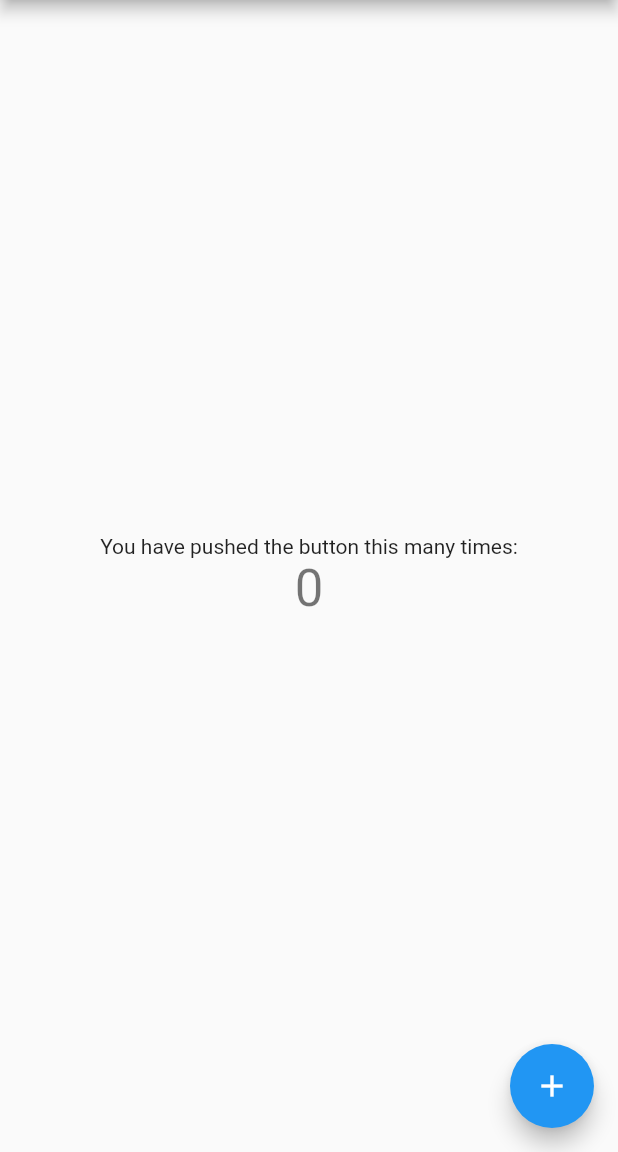
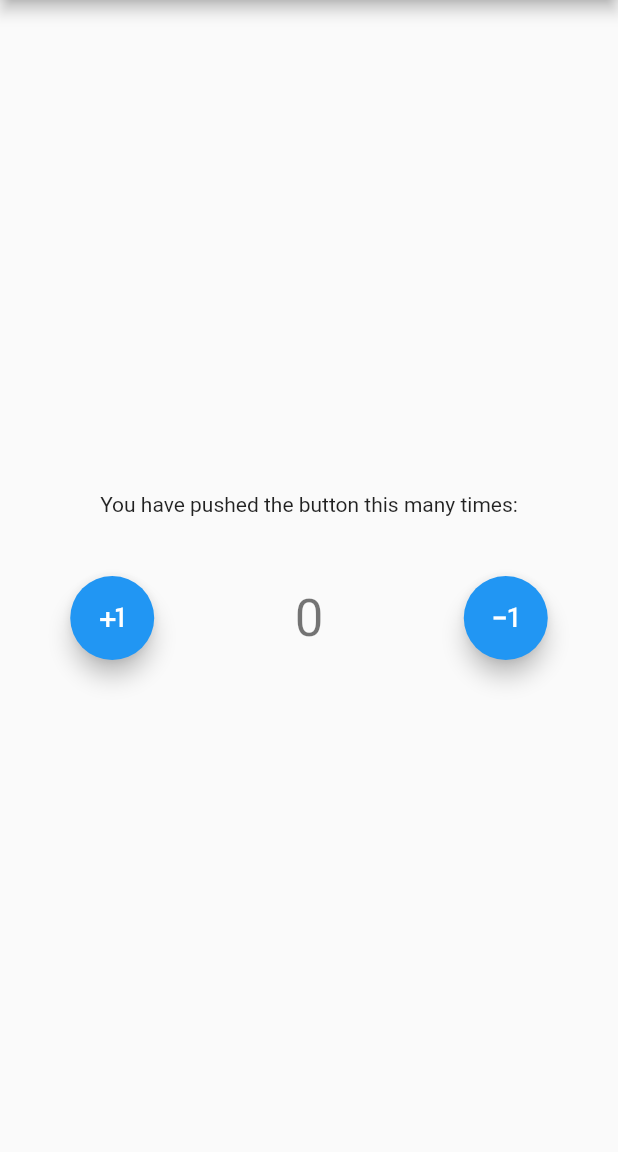
Before and after one commit to AshishSingh2001/bloc, a Flutter app: the screen it shows after launch, on a phone screen of 412 x 824 dp, the part 84-1236 px from its top. Run offline on Flutter 3.47's test engine with Material 2 defaults, Android fonts, the phone set to English and light mode, and no system bars; our stand-ins replace bloc, flutter_bloc.

Commit message:
counter cubit

```diff
--- /dev/null
+++ b/bloc_counter/lib/cubit/counter_cubit.dart
@@ -0,0 +1,8 @@
+import 'package:bloc/bloc.dart';
+
+class CounterCubit extends Cubit<int> {
+  CounterCubit() : super(0);
+
+  void increment() => emit(state + 1);
+  void decrement() => emit(state - 1);
+}
--- a/bloc_counter/lib/main.dart
+++ b/bloc_counter/lib/main.dart
@@ -1,43 +1,31 @@
+import 'dart:developer';
+
+import 'package:bloc_counter/cubit/counter_cubit.dart';
 import 'package:flutter/material.dart';
+import 'package:flutter_bloc/flutter_bloc.dart';
 
 void main() {
   runApp(MyApp());
 }
 
 class MyApp extends StatelessWidget {
-  // This widget is the root of your application.
   @override
   Widget build(BuildContext context) {
-    return MaterialApp(
+    return BlocProvider<CounterCubit>(
+      create: (context) => CounterCubit(),
+      child: MaterialApp(
         title: 'Flutter Demo',
         theme: ThemeData(
-        // This is the theme of your application.
-        //
-        // Try running your application with "flutter run". You'll see the
-        // application has a blue toolbar. Then, without quitting the app, try
-        // changing the primarySwatch below to Colors.green and then invoke
-        // "hot reload" (press "r" in the console where you ran "flutter run",
-        // or simply save your changes to "hot reload" in a Flutter IDE).
-        // Notice that the counter didn't reset back to zero; the application
-        // is not restarted.
           primarySwatch: Colors.blue,
         ),
         home: MyHomePage(title: 'Flutter Demo Home Page'),
+      ),
     );
   }
 }
 
 class MyHomePage extends StatefulWidget {
   MyHomePage({Key? key, required this.title}) : super(key: key);
-
-  // This widget is the home page of your application. It is stateful, meaning
-  // that it has a State object (defined below) that contains fields that affect
-  // how it looks.
-
-  // This class is the configuration for the state. It holds the values (in this
-  // case the title) provided by the parent (in this case the App widget) and
-  // used by the build method of the State. Fields in a Widget subclass are
-  // always marked "final".
 
   final String title;
 
@@ -46,68 +34,50 @@ class MyHomePage extends StatefulWidget {
 }
 
 class _MyHomePageState extends State<MyHomePage> {
-  int _counter = 0;
-
-  void _incrementCounter() {
-    setState(() {
-      // This call to setState tells the Flutter framework that something has
-      // changed in this State, which causes it to rerun the build method below
-      // so that the display can reflect the updated values. If we changed
-      // _counter without calling setState(), then the build method would not be
-      // called again, and so nothing would appear to happen.
-      _counter++;
-    });
-  }
-
   @override
   Widget build(BuildContext context) {
-    // This method is rerun every time setState is called, for instance as done
-    // by the _incrementCounter method above.
-    //
-    // The Flutter framework has been optimized to make rerunning build methods
-    // fast, so that you can just rebuild anything that needs updating rather
-    // than having to individually change instances of widgets.
     return Scaffold(
       appBar: AppBar(
-        // Here we take the value from the MyHomePage object that was created by
-        // the App.build method, and use it to set our appbar title.
         title: Text(widget.title),
       ),
-      body: Center(
-        // Center is a layout widget. It takes a single child and positions it
-        // in the middle of the parent.
-        child: Column(
-          // Column is also a layout widget. It takes a list of children and
-          // arranges them vertically. By default, it sizes itself to fit its
-          // children horizontally, and tries to be as tall as its parent.
-          //
-          // Invoke "debug painting" (press "p" in the console, choose the
-          // "Toggle Debug Paint" action from the Flutter Inspector in Android
-          // Studio, or the "Toggle Debug Paint" command in Visual Studio Code)
-          // to see the wireframe for each widget.
-          //
-          // Column has various properties to control how it sizes itself and
-          // how it positions its children. Here we use mainAxisAlignment to
-          // center the children vertically; the main axis here is the vertical
-          // axis because Columns are vertical (the cross axis would be
-          // horizontal).
+      body: Column(
         mainAxisAlignment: MainAxisAlignment.center,
-          children: <Widget>[
+        children: [
           Text(
             'You have pushed the button this many times:',
           ),
-            Text(
-              '$_counter',
+          SizedBox(
+            height: 40,
+          ),
+          Row(
+            mainAxisAlignment: MainAxisAlignment.spaceAround,
+            children: [
+              FloatingActionButton(
+                onPressed: () =>
+                    BlocProvider.of<CounterCubit>(context).increment(),
+                tooltip: 'Increment',
+                child: Icon(Icons.plus_one),
+              ),
+              Center(
+                child: BlocBuilder<CounterCubit, int>(
+                  builder: (context, state) {
+                    return Text(
+                      BlocProvider.of<CounterCubit>(context).state.toString(),
                       style: Theme.of(context).textTheme.headline4,
+                    );
+                  },
+                ),
+              ),
+              FloatingActionButton(
+                onPressed: () =>
+                    BlocProvider.of<CounterCubit>(context).decrement(),
+                tooltip: 'Increment',
+                child: Icon(Icons.exposure_minus_1),
               ),
             ],
           ),
+        ],
       ),
-      floatingActionButton: FloatingActionButton(
-        onPressed: _incrementCounter,
-        tooltip: 'Increment',
-        child: Icon(Icons.add),
-      ), // This trailing comma makes auto-formatting nicer for build methods.
     );
   }
 }
```
Lines whose indentation alone changed are shown as unchanged.
